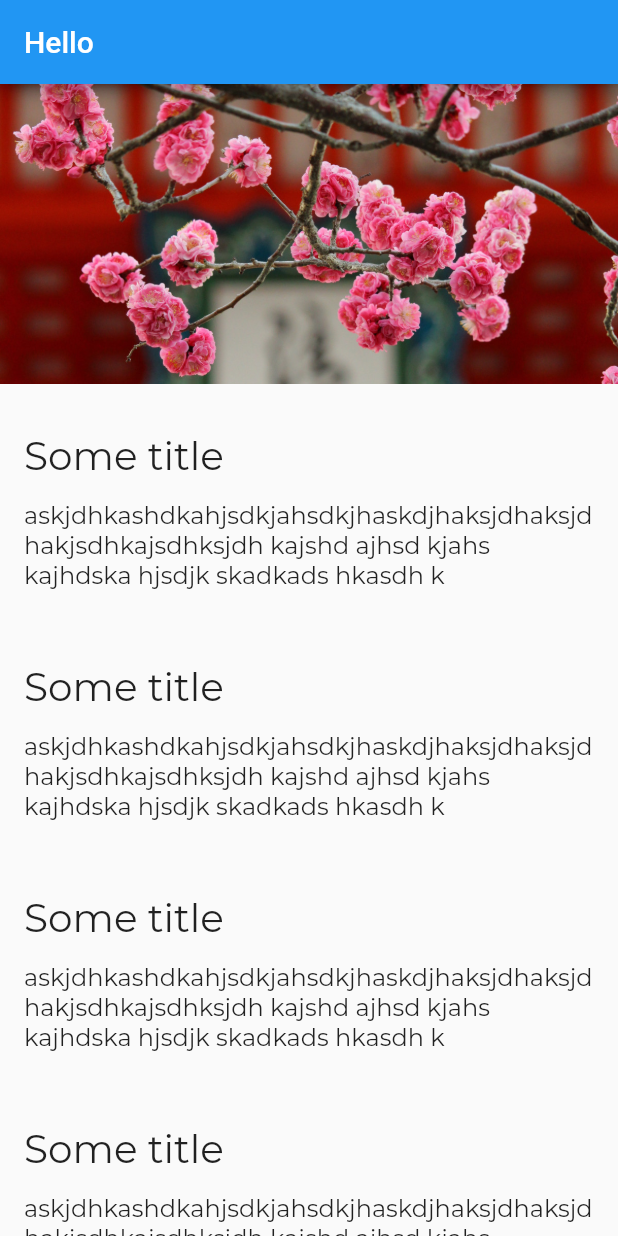
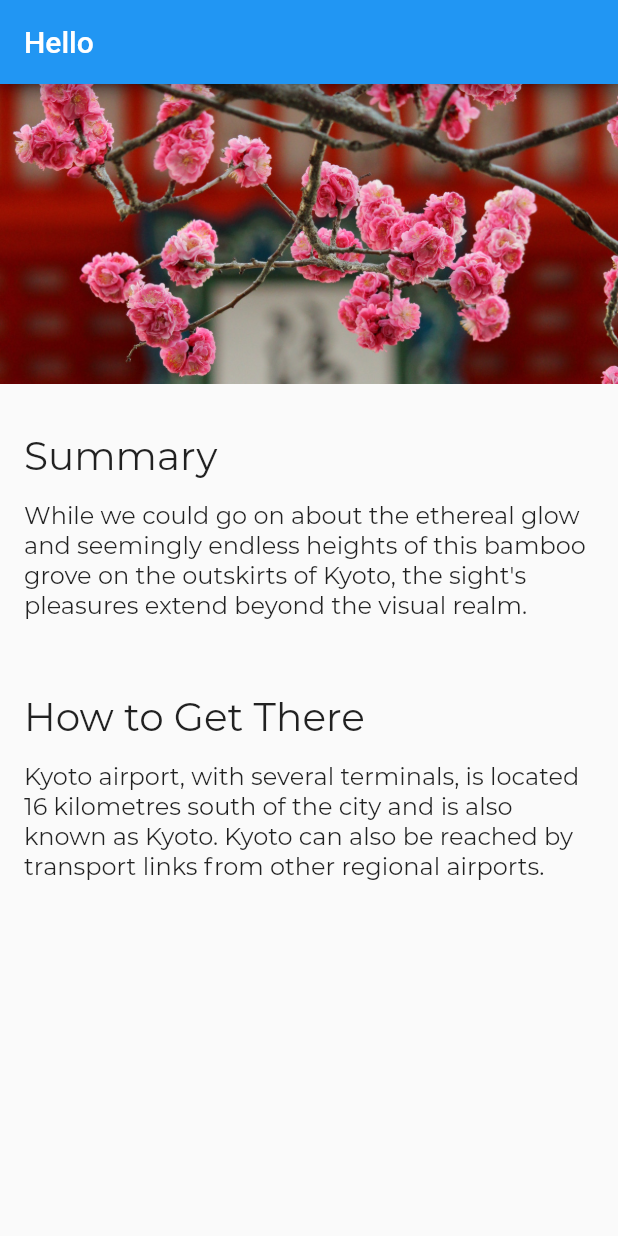
Before and after one commit to creynoldsovo/travel_app, a Flutter app: the screen it shows after launch, on a phone screen of 412 x 824 dp. Run offline on Flutter 3.47's test engine with Material 2 defaults, Android fonts, the phone set to English and light mode, and no system bars; Roboto replaces fonts that are missing (Monserrat).

Commit message:
Implement location model

```diff
--- /dev/null
+++ b/lib/models/location.dart
@@ -0,0 +1,20 @@
+import 'package:travel_app/models/location_data.dart';
+
+class Location {
+  String name;
+  String imagePath;
+  final List<LocationData> data;
+
+  Location(this.name, this.imagePath, this.data);
+
+  static List<Location> fetchAll() {
+    return [
+      Location('Arashiyama Bamboo Grove', 'assets/images/kiyomizu-dera.jpg', [
+        LocationData('Summary',
+            'While we could go on about the ethereal glow and seemingly endless heights of this bamboo grove on the outskirts of Kyoto, the sight\'s pleasures extend beyond the visual realm.'),
+        LocationData('How to Get There',
+            'Kyoto airport, with several terminals, is located 16 kilometres south of the city and is also known as Kyoto. Kyoto can also be reached by transport links from other regional airports.'),
+      ]),
+    ];
+  }
+}
--- /dev/null
+++ b/lib/models/location_data.dart
@@ -0,0 +1,6 @@
+class LocationData {
+  String title;
+  String text;
+
+  LocationData(this.title, this.text);
+}
--- a/lib/screens/home/location_detail/location_detail.dart
+++ b/lib/screens/home/location_detail/location_detail.dart
@@ -1,26 +1,28 @@
 import 'package:flutter/material.dart';
+import 'package:travel_app/models/location.dart';
 import 'package:travel_app/screens/home/location_detail/image_banner.dart';
 import 'package:travel_app/screens/home/location_detail/text_section.dart';
 
 class LocationDetail extends StatelessWidget {
   @override
   Widget build(BuildContext context) {
+    final location = Location.fetchAll().first;
+
     return Scaffold(
         appBar: AppBar(title: Text('Hello')),
         body: Column(
           mainAxisAlignment: MainAxisAlignment.start,
           crossAxisAlignment: CrossAxisAlignment.stretch,
           children: [
-            ImageBanner('assets/images/kiyomizu-dera.jpg'),
-            TextSection('Some title',
-                'askjdhkashdkahjsdkjahsdkjhaskdjhaksjdhaksjdhakjsdhkajsdhksjdh kajshd ajhsd kjahs kajhdska hjsdjk skadkads hkasdh k'),
-            TextSection('Some title',
-                'askjdhkashdkahjsdkjahsdkjhaskdjhaksjdhaksjdhakjsdhkajsdhksjdh kajshd ajhsd kjahs kajhdska hjsdjk skadkads hkasdh k'),
-            TextSection('Some title',
-                'askjdhkashdkahjsdkjahsdkjhaskdjhaksjdhaksjdhakjsdhkajsdhksjdh kajshd ajhsd kjahs kajhdska hjsdjk skadkads hkasdh k'),
-            TextSection('Some title',
-                'askjdhkashdkahjsdkjahsdkjhaskdjhaksjdhaksjdhakjsdhkajsdhksjdh kajshd ajhsd kjahs kajhdska hjsdjk skadkads hkasdh k'),
+            ImageBanner(location.imagePath),
+            ...textSections(location)
           ],
         ));
   }
+
+  List<Widget> textSections(Location location) {
+    return location.data
+        .map((data) => TextSection(data.title, data.text))
+        .toList();
+  }
 }
```
